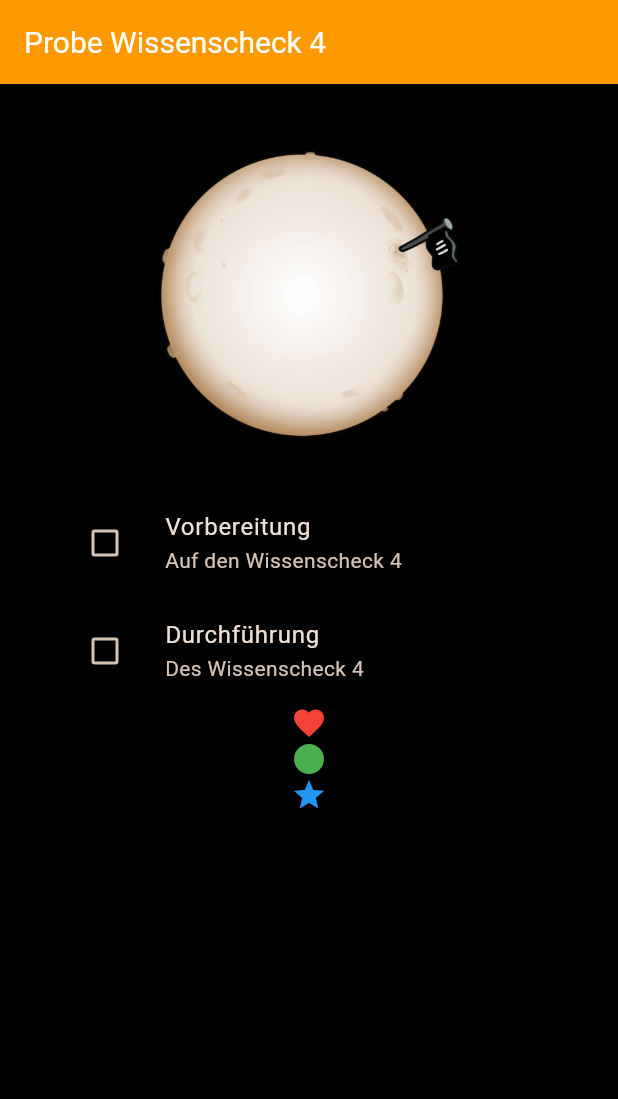
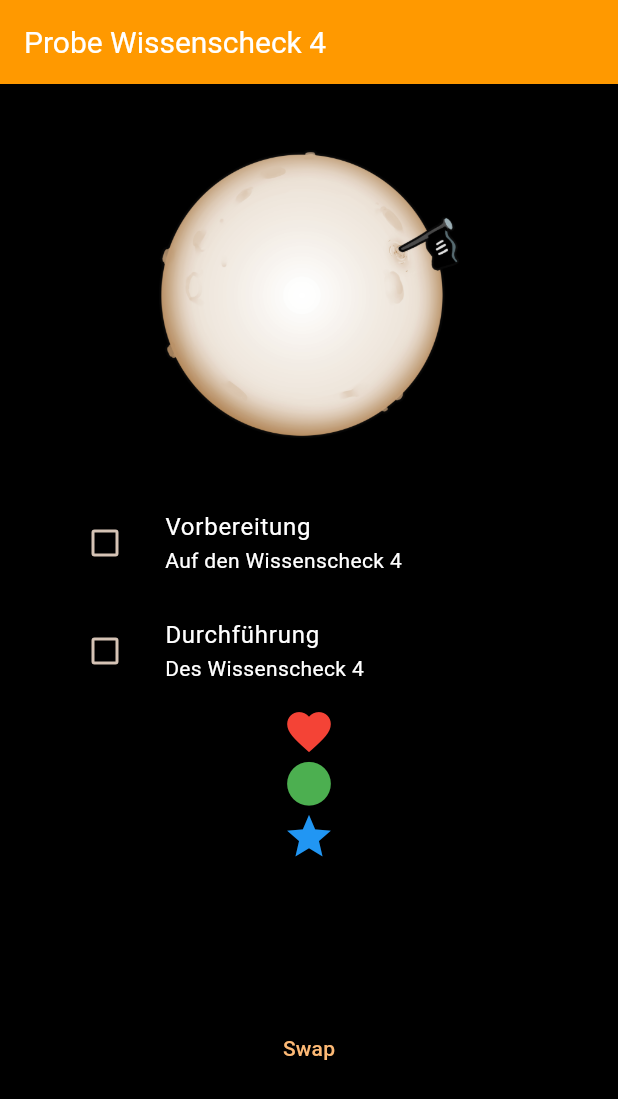
Before and after one commit to Serveronline73/sample_exam_4, a Flutter app: the screen it shows after launch, on a phone screen of 412 x 824 dp. Shown: the top 1099 px of the screen. Run offline on Flutter 3.47's test engine with Material 3 defaults, Android fonts, the phone set to English and light mode, and no system bars.

Commit message:
Edit Swap Button

```diff
--- a/lib/src/sample_exam_screen.dart
+++ b/lib/src/sample_exam_screen.dart
@@ -10,6 +10,7 @@ class SampleExamScreen extends StatefulWidget {
 class _SampleExamScreenState extends State<SampleExamScreen> {
   bool isChecked1 = false;
   bool isChecked2 = false;
+  bool swapStart = true;
 
   @override
   Widget build(BuildContext context) {
@@ -30,8 +31,14 @@ class _SampleExamScreenState extends State<SampleExamScreen> {
               Padding(
                 padding: const EdgeInsets.only(left: 30),
                 child: ListTile(
-                  title: Text("Vorbereitung"),
-                  subtitle: Text("Auf den Wissenscheck 4"),
+                  title: Text(
+                    "Vorbereitung",
+                    style: TextStyle(color: Colors.white),
+                  ),
+                  subtitle: Text(
+                    "Auf den Wissenscheck 4",
+                    style: TextStyle(color: Colors.white),
+                  ),
                   leading: Checkbox(
                     value: isChecked1,
                     activeColor: Colors.white,
@@ -46,8 +53,10 @@ class _SampleExamScreenState extends State<SampleExamScreen> {
               Padding(
                 padding: const EdgeInsets.only(left: 30),
                 child: ListTile(
-                  title: Text("Durchführung"),
-                  subtitle: Text("Des Wissenscheck 4"),
+                  title: Text("Durchführung",
+                      style: TextStyle(color: Colors.white)),
+                  subtitle: Text("Des Wissenscheck 4",
+                      style: TextStyle(color: Colors.white)),
                   leading: Checkbox(
                     value: isChecked2,
                     activeColor: Colors.white,
@@ -60,12 +69,24 @@ class _SampleExamScreenState extends State<SampleExamScreen> {
                 ),
               ),
               Column(
+                mainAxisAlignment: swapStart
+                    ? MainAxisAlignment.start
+                    : MainAxisAlignment.spaceBetween,
                 children: [
-                  Icon(Icons.favorite, color: Colors.red),
-                  Icon(Icons.circle, color: Colors.green),
-                  Icon(Icons.star, color: Colors.blue),
+                  Icon(Icons.favorite, color: Colors.red, size: 35),
+                  Icon(Icons.circle, color: Colors.green, size: 35),
+                  Icon(Icons.star, color: Colors.blue, size: 35),
                 ],
-              )
+              ),
+              SizedBox(height: 100),
+              TextButton(
+                onPressed: () {
+                  setState(() {
+                    swapStart = !swapStart;
+                  });
+                },
+                child: Text("Swap"),
+              ),
             ],
           ),
         ));
```
